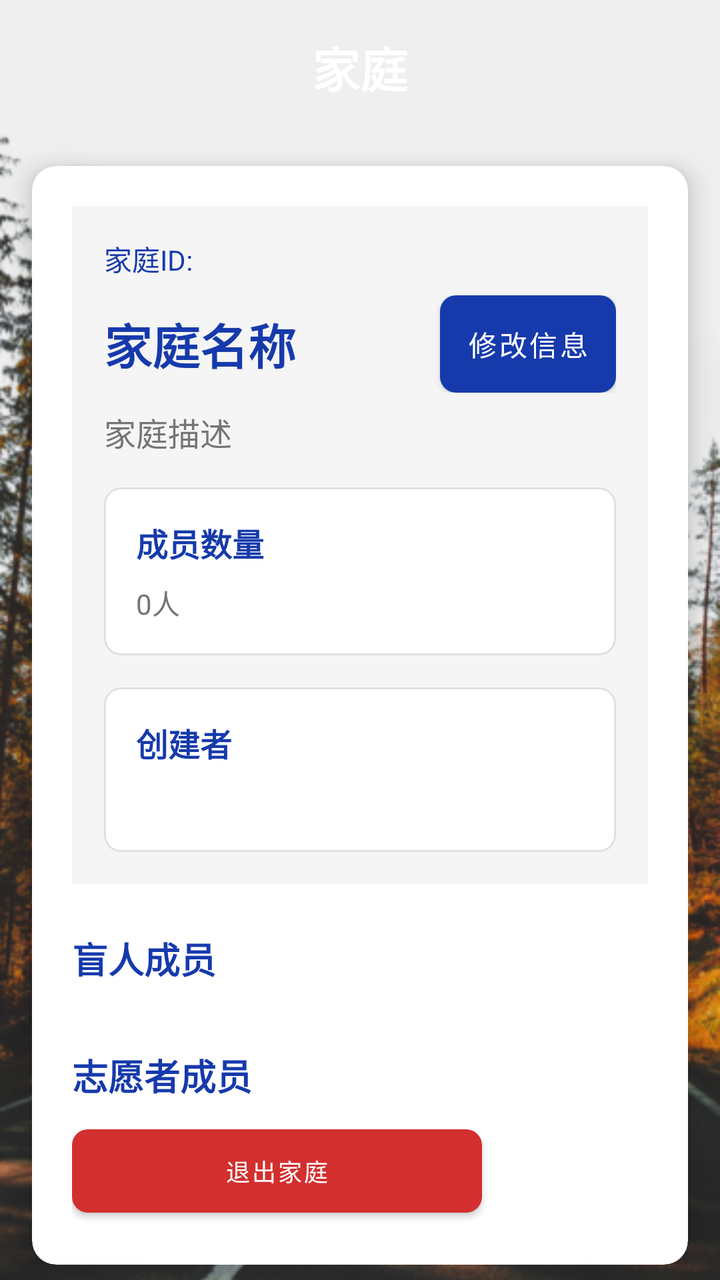
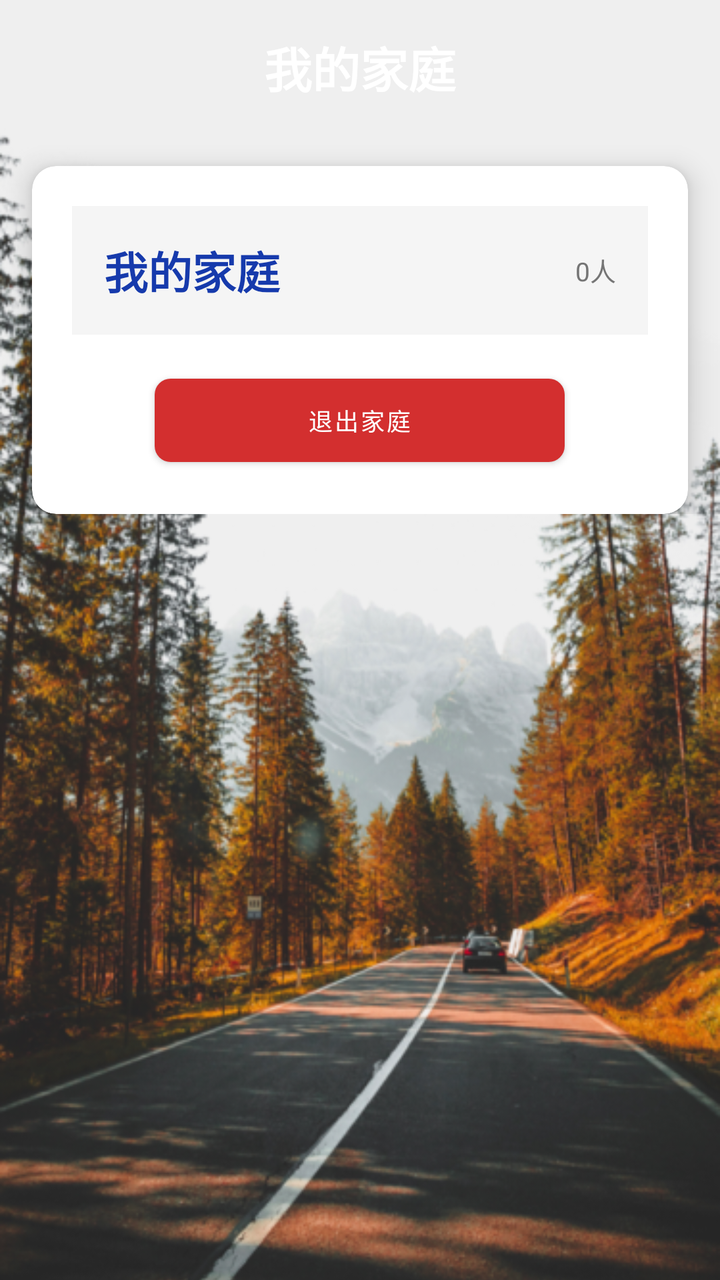

Two renders of the same Android screen: before a commit and after it. Below are the layout's source before the change and the commit's diff.
<!-- AndroidManifest.xml: application theme Theme.Shiwujie -->
<!-- res/layout/fragment_volunteer_family.xml -->
<?xml version="1.0" encoding="utf-8"?>
<androidx.constraintlayout.widget.ConstraintLayout xmlns:android="http://schemas.android.com/apk/res/android"
    xmlns:app="http://schemas.android.com/apk/res-auto"
    android:layout_width="match_parent"
    android:layout_height="match_parent">

    
    <ImageView
        android:layout_width="match_parent"
        android:layout_height="match_parent"
        android:scaleType="centerCrop"
        android:src="@drawable/background"
        app:layout_constraintBottom_toBottomOf="parent"
        app:layout_constraintEnd_toEndOf="parent"
        app:layout_constraintStart_toStartOf="parent"
        app:layout_constraintTop_toTopOf="parent" />

    
    <TextView
        android:id="@+id/tvTitle"
        android:layout_width="wrap_content"
        android:layout_height="wrap_content"
        android:layout_marginTop="16dp"
        android:text="家庭"
        android:textColor="@android:color/white"
        android:textSize="24sp"
        android:textStyle="bold"
        app:layout_constraintLeft_toLeftOf="parent"
        app:layout_constraintRight_toRightOf="parent"
        app:layout_constraintTop_toTopOf="parent" />

    
    <ScrollView
        android:layout_width="match_parent"
        android:layout_height="0dp"
        android:layout_marginTop="16dp"
        android:clipToPadding="false"
        android:paddingBottom="16dp"
        app:layout_constraintBottom_toBottomOf="parent"
        app:layout_constraintTop_toBottomOf="@id/tvTitle">

        <LinearLayout
            android:layout_width="match_parent"
            android:layout_height="wrap_content"
            android:orientation="vertical">

            
            <androidx.cardview.widget.CardView
                android:id="@+id/cardEmptyState"
                android:layout_width="match_parent"
                android:layout_height="wrap_content"
                android:layout_marginHorizontal="16dp"
                android:visibility="gone"
                app:cardCornerRadius="12dp"
                app:cardElevation="8dp">

                <LinearLayout
                    android:layout_width="match_parent"
                    android:layout_height="wrap_content"
                    android:gravity="center"
                    android:orientation="vertical"
                    android:padding="32dp">

                    <TextView
                        android:layout_width="wrap_content"
                        android:layout_height="wrap_content"
                        android:layout_marginBottom="24dp"
                        android:text="您还未加入任何家庭"
                        android:textColor="@android:color/black"
                        android:textSize="18sp"
                        android:textStyle="bold" />

                    
                    <Button
                        android:id="@+id/btnJoinFamily"
                        android:layout_width="match_parent"
                        android:layout_height="wrap_content"
                        android:layout_marginBottom="16dp"
                        android:background="@drawable/bg_button_primary"
                        android:padding="12dp"
                        android:text="加入家庭"
                        android:textColor="@android:color/white"
                        android:textSize="16sp" />

                    
                    <Button
                        android:id="@+id/btnCreateFamily"
                        android:layout_width="match_parent"
                        android:layout_height="wrap_content"
                        android:background="@drawable/bg_button_primary"
                        android:padding="12dp"
                        android:text="创建家庭"
                        android:textColor="@android:color/white"
                        android:textSize="16sp" />

                </LinearLayout>

            </androidx.cardview.widget.CardView>

            
            <androidx.cardview.widget.CardView
                android:id="@+id/cardFamilyInfo"
                android:layout_width="match_parent"
                android:layout_height="wrap_content"
                android:layout_marginHorizontal="16dp"
                android:layout_marginTop="16dp"
                app:cardCornerRadius="12dp"
                app:cardElevation="8dp">

                <LinearLayout
                    android:layout_width="match_parent"
                    android:layout_height="wrap_content"
                    android:orientation="vertical"
                    android:padding="20dp">

                    
                    <LinearLayout
                        android:layout_width="match_parent"
                        android:layout_height="wrap_content"
                        android:background="#F5F5F5"
                        android:orientation="vertical"
                        android:padding="16dp">

                        
                        <TextView
                            android:id="@+id/tvFamilyId"
                            android:layout_width="wrap_content"
                            android:layout_height="wrap_content"
                            android:layout_marginBottom="8dp"
                            android:text="家庭ID: "
                            android:textColor="#163AAC"
                            android:textSize="14sp" />

                        
                        <LinearLayout
                            android:layout_width="match_parent"
                            android:layout_height="wrap_content"
                            android:gravity="center_vertical"
                            android:orientation="horizontal">

                            
                            <TextView
                                android:id="@+id/tvFamilyName"
                                android:layout_width="0dp"
                                android:layout_height="wrap_content"
                                android:layout_weight="1"
                                android:text="家庭名称"
                                android:textColor="#163AAC"
                                android:textSize="24sp"
                                android:textStyle="bold" />

                            
                            <Button
                                android:id="@+id/btnEditFamily"
                                android:layout_width="wrap_content"
                                android:layout_height="wrap_content"
                                android:layout_marginStart="8dp"
                                android:background="@drawable/bg_button_primary"
                                android:padding="8dp"
                                android:text="修改信息"
                                android:textColor="@android:color/white" />
                        </LinearLayout>

                        
                        <TextView
                            android:id="@+id/tvFamilyDescription"
                            android:layout_width="wrap_content"
                            android:layout_height="wrap_content"
                            android:layout_marginTop="8dp"
                            android:text="家庭描述"
                            android:textColor="#757575"
                            android:textSize="16sp" />

                        
                        <LinearLayout
                            android:layout_width="match_parent"
                            android:layout_height="wrap_content"
                            android:layout_marginTop="16dp"
                            android:background="@drawable/bg_creator_info"
                            android:orientation="vertical"
                            android:padding="16dp">

                            <TextView
                                android:layout_width="wrap_content"
                                android:layout_height="wrap_content"
                                android:text="成员数量"
                                android:textColor="#163AAC"
                                android:textSize="16sp"
                                android:textStyle="bold" />

                            <TextView
                                android:id="@+id/tvMemberCount"
                                android:layout_width="wrap_content"
                                android:layout_height="wrap_content"
                                android:layout_marginTop="8dp"
                                android:text="0人"
                                android:textColor="#757575"
                                android:textSize="14sp" />
                        </LinearLayout>

                        
                        <LinearLayout
                            android:layout_width="match_parent"
                            android:layout_height="wrap_content"
                            android:layout_marginTop="16dp"
                            android:background="@drawable/bg_creator_info"
                            android:orientation="vertical"
                            android:padding="16dp">

                            <TextView
                                android:layout_width="wrap_content"
                                android:layout_height="wrap_content"
                                android:text="创建者"
                                android:textColor="#163AAC"
                                android:textSize="16sp"
                                android:textStyle="bold" />

                            <TextView
                                android:id="@+id/tvCreator"
                                android:layout_width="wrap_content"
                                android:layout_height="wrap_content"
                                android:layout_marginTop="8dp"
                                android:textColor="#757575"
                                android:textSize="14sp" />
                        </LinearLayout>
                    </LinearLayout>

                    
                    <LinearLayout
                        android:layout_width="match_parent"
                        android:layout_height="wrap_content"
                        android:layout_marginTop="24dp"
                        android:orientation="vertical">

                        
                        <TextView
                            android:layout_width="wrap_content"
                            android:layout_height="wrap_content"
                            android:text="盲人成员"
                            android:textColor="#163AAC"
                            android:textSize="18sp"
                            android:textStyle="bold" />

                        
                        <androidx.recyclerview.widget.RecyclerView
                            android:id="@+id/rvBlindMembers"
                            android:layout_width="match_parent"
                            android:layout_height="wrap_content"
                            android:layout_marginTop="8dp"
                            android:background="@drawable/bg_member_list"
                            android:nestedScrollingEnabled="false" />

                        
                        <TextView
                            android:layout_width="wrap_content"
                            android:layout_height="wrap_content"
                            android:layout_marginTop="24dp"
                            android:text="志愿者成员"
                            android:textColor="#163AAC"
                            android:textSize="18sp"
                            android:textStyle="bold" />

                        
                        <androidx.recyclerview.widget.RecyclerView
                            android:id="@+id/rvVolunteerMembers"
                            android:layout_width="match_parent"
                            android:layout_height="wrap_content"
                            android:layout_marginTop="8dp"
                            android:background="@drawable/bg_member_list"
                            android:nestedScrollingEnabled="false" />

                    </LinearLayout>
                    
                    <Button
                        android:id="@+id/btnDeleteFamily"
                        android:layout_width="match_parent"
                        android:layout_height="wrap_content"
                        android:text="解散家庭"
                        android:textColor="@android:color/white"
                        android:background="@color/red"
                        android:layout_marginTop="16dp"
                        android:visibility="gone" />

                    <Button
                        android:id="@+id/btnRemoveMembers"
                        android:layout_width="match_parent"
                        android:layout_height="wrap_content"
                        android:text="移除成员"
                        android:textColor="@android:color/white"
                        android:background="@drawable/bg_button_primary"
                        android:layout_marginTop="8dp"
                        android:visibility="gone" />

                    <com.google.android.material.button.MaterialButton
                        android:id="@+id/btnLeaveFamily"
                        android:layout_width="205dp"
                        android:layout_height="wrap_content"
                        android:gravity="center"
                        android:paddingHorizontal="30dp"
                        android:paddingVertical="12dp"
                        android:text="退出家庭"
                        android:textColor="@android:color/white"
                        android:textSize="12sp"
                        app:backgroundTint="@color/red"
                        app:cornerRadius="8dp" />

                </LinearLayout>
            </androidx.cardview.widget.CardView>

            
            <androidx.cardview.widget.CardView
                android:id="@+id/cardFamilyRequests"
                android:layout_width="match_parent"
                android:layout_height="wrap_content"
                android:layout_marginHorizontal="16dp"
                android:layout_marginTop="16dp"
                android:visibility="gone"
                app:cardCornerRadius="12dp"
                app:cardElevation="8dp">

                <LinearLayout
                    android:layout_width="match_parent"
                    android:layout_height="wrap_content"
                    android:orientation="vertical"
                    android:padding="16dp">

                    <TextView
                        android:layout_width="wrap_content"
                        android:layout_height="wrap_content"
                        android:layout_marginBottom="16dp"
                        android:text="加入申请"
                        android:textColor="#2196F3"
                        android:textSize="20sp"
                        android:textStyle="bold" />

                    <androidx.recyclerview.widget.RecyclerView
                        android:id="@+id/rvFamilyRequests"
                        android:layout_width="match_parent"
                        android:layout_height="wrap_content"
                        android:background="#F5F5F5"
                        android:nestedScrollingEnabled="false" />

                </LinearLayout>

            </androidx.cardview.widget.CardView>

        </LinearLayout>

    </ScrollView>

</androidx.constraintlayout.widget.ConstraintLayout>
<!-- resources referenced by this layout -->
<resources>
  <color name="red">#D32F2F</color>
  <!-- drawable background: png bitmap (drawable, 360633 bytes) -->
  <!-- drawable bg_button_primary (drawable) -->
  <?xml version="1.0" encoding="utf-8"?>
  <shape xmlns:android="http://schemas.android.com/apk/res/android">
      <solid android:color="@color/primary_blue" />
      <corners android:radius="8dp" />
  </shape>
  <!-- drawable bg_creator_info (drawable) -->
  <?xml version="1.0" encoding="utf-8"?>
  <shape xmlns:android="http://schemas.android.com/apk/res/android">
      <solid android:color="#FFFFFF" />
      <corners android:radius="8dp" />
      <stroke
          android:width="1dp"
          android:color="#E0E0E0" />
  </shape>
  <!-- drawable bg_member_list (drawable) -->
  <?xml version="1.0" encoding="utf-8"?>
  <shape xmlns:android="http://schemas.android.com/apk/res/android">
      <solid android:color="#FFFFFF" />
      <corners android:radius="8dp" />
      <stroke
          android:width="1dp"
          android:color="#E0E0E0" />
  </shape>
  <style name="Theme.Shiwujie" parent="Theme.MaterialComponents.DayNight.NoActionBar">
          <item name="colorPrimary">@color/primary_blue</item>
          <item name="colorPrimaryVariant">@color/primary_blue</item>
          <item name="colorOnPrimary">@color/white</item>
          
          <item name="colorSecondary">@color/primary_blue</item>
          <item name="colorSecondaryVariant">@color/primary_blue</item>
          <item name="colorOnSecondary">@color/black</item>
          
          <item name="android:statusBarColor">?attr/colorPrimaryVariant</item>
      </style>
  <color name="primary_blue">#163AAC</color>
  <color name="white">#FFFFFFFF</color>
  <color name="black">#FF000000</color>
</resources>

<!-- the commit's change to res/layout/fragment_volunteer_family.xml (unified diff, before → after) -->
@@ -21,7 +21,7 @@
         android:layout_width="wrap_content"
         android:layout_height="wrap_content"
         android:layout_marginTop="16dp"
-        android:text="家庭"
+        android:text="我的家庭"
         android:textColor="@android:color/white"
         android:textSize="24sp"
         android:textStyle="bold"
@@ -118,183 +118,63 @@
                         android:layout_width="match_parent"
                         android:layout_height="wrap_content"
                         android:background="#F5F5F5"
-                        android:orientation="vertical"
+                        android:gravity="center_vertical"
+                        android:orientation="horizontal"
                         android:padding="16dp">
 
-                        
                         <TextView
-                            android:id="@+id/tvFamilyId"
+                            android:layout_width="0dp"
+                            android:layout_height="wrap_content"
+                            android:layout_weight="1"
+                            android:text="我的家庭"
+                            android:textColor="#163AAC"
+                            android:textSize="22sp"
+                            android:textStyle="bold" />
+
+                        <TextView
+                            android:id="@+id/tvMemberCount"
                             android:layout_width="wrap_content"
                             android:layout_height="wrap_content"
-                            android:layout_marginBottom="8dp"
-                            android:text="家庭ID: "
-                            android:textColor="#163AAC"
-                            android:textSize="14sp" />
-
-                        
-                        <LinearLayout
-                            android:layout_width="match_parent"
-                            android:layout_height="wrap_content"
-                            android:gravity="center_vertical"
-                            android:orientation="horizontal">
-
-                            
-                            <TextView
-                                android:id="@+id/tvFamilyName"
-                                android:layout_width="0dp"
-                                android:layout_height="wrap_content"
-                                android:layout_weight="1"
-                                android:text="家庭名称"
-                                android:textColor="#163AAC"
-                                android:textSize="24sp"
-                                android:textStyle="bold" />
-
-                            
-                            <Button
-                                android:id="@+id/btnEditFamily"
-                                android:layout_width="wrap_content"
-                                android:layout_height="wrap_content"
-                                android:layout_marginStart="8dp"
-                                android:background="@drawable/bg_button_primary"
-                                android:padding="8dp"
-                                android:text="修改信息"
-                                android:textColor="@android:color/white" />
-                        </LinearLayout>
-
-                        
-                        <TextView
-                            android:id="@+id/tvFamilyDescription"
-                            android:layout_width="wrap_content"
-                            android:layout_height="wrap_content"
-                            android:layout_marginTop="8dp"
-                            android:text="家庭描述"
+                            android:text="0人"
                             android:textColor="#757575"
-                            android:textSize="16sp" />
-
-                        
-                        <LinearLayout
-                            android:layout_width="match_parent"
-                            android:layout_height="wrap_content"
-                            android:layout_marginTop="16dp"
-                            android:background="@drawable/bg_creator_info"
-                            android:orientation="vertical"
-                            android:padding="16dp">
-
-                            <TextView
-                                android:layout_width="wrap_content"
-                                android:layout_height="wrap_content"
-                                android:text="成员数量"
-                                android:textColor="#163AAC"
-                                android:textSize="16sp"
-                                android:textStyle="bold" />
-
-                            <TextView
-                                android:id="@+id/tvMemberCount"
-                                android:layout_width="wrap_content"
-                                android:layout_height="wrap_content"
-                                android:layout_marginTop="8dp"
-                                android:text="0人"
-                                android:textColor="#757575"
-                                android:textSize="14sp" />
-                        </LinearLayout>
-
-                        
-                        <LinearLayout
-                            android:layout_width="match_parent"
-                            android:layout_height="wrap_content"
-                            android:layout_marginTop="16dp"
-                            android:background="@drawable/bg_creator_info"
-                            android:orientation="vertical"
-                            android:padding="16dp">
-
-                            <TextView
-                                android:layout_width="wrap_content"
-                                android:layout_height="wrap_content"
-                                android:text="创建者"
-                                android:textColor="#163AAC"
-                                android:textSize="16sp"
-                                android:textStyle="bold" />
-
-                            <TextView
-                                android:id="@+id/tvCreator"
-                                android:layout_width="wrap_content"
-                                android:layout_height="wrap_content"
-                                android:layout_marginTop="8dp"
-                                android:textColor="#757575"
-                                android:textSize="14sp" />
-                        </LinearLayout>
+                            android:textSize="13sp" />
                     </LinearLayout>
 
                     
-                    <LinearLayout
+                    <androidx.recyclerview.widget.RecyclerView
+                        android:id="@+id/rvFamilyMembers"
                         android:layout_width="match_parent"
                         android:layout_height="wrap_content"
-                        android:layout_marginTop="24dp"
-                        android:orientation="vertical">
+                        android:layout_marginTop="16dp"
+                        android:background="@drawable/bg_member_list"
+                        android:nestedScrollingEnabled="false" />
 
-                        
-                        <TextView
-                            android:layout_width="wrap_content"
-                            android:layout_height="wrap_content"
-                            android:text="盲人成员"
-                            android:textColor="#163AAC"
-                            android:textSize="18sp"
-                            android:textStyle="bold" />
-
-                        
-                        <androidx.recyclerview.widget.RecyclerView
-                            android:id="@+id/rvBlindMembers"
-                            android:layout_width="match_parent"
-                            android:layout_height="wrap_content"
-                            android:layout_marginTop="8dp"
-                            android:background="@drawable/bg_member_list"
-                            android:nestedScrollingEnabled="false" />
-
-                        
-                        <TextView
-                            android:layout_width="wrap_content"
-                            android:layout_height="wrap_content"
-                            android:layout_marginTop="24dp"
-                            android:text="志愿者成员"
-                            android:textColor="#163AAC"
-                            android:textSize="18sp"
-                            android:textStyle="bold" />
-
-                        
-                        <androidx.recyclerview.widget.RecyclerView
-                            android:id="@+id/rvVolunteerMembers"
-                            android:layout_width="match_parent"
-                            android:layout_height="wrap_content"
-                            android:layout_marginTop="8dp"
-                            android:background="@drawable/bg_member_list"
-                            android:nestedScrollingEnabled="false" />
-
-                    </LinearLayout>
                     
                     <Button
                         android:id="@+id/btnDeleteFamily"
                         android:layout_width="match_parent"
                         android:layout_height="wrap_content"
+                        android:layout_marginTop="16dp"
+                        android:background="@color/red"
                         android:text="解散家庭"
                         android:textColor="@android:color/white"
-                        android:background="@color/red"
-                        android:layout_marginTop="16dp"
                         android:visibility="gone" />
 
                     <Button
                         android:id="@+id/btnRemoveMembers"
                         android:layout_width="match_parent"
                         android:layout_height="wrap_content"
+                        android:layout_marginTop="8dp"
+                        android:background="@drawable/bg_button_primary"
                         android:text="移除成员"
                         android:textColor="@android:color/white"
-                        android:background="@drawable/bg_button_primary"
-                        android:layout_marginTop="8dp"
                         android:visibility="gone" />
 
                     <com.google.android.material.button.MaterialButton
                         android:id="@+id/btnLeaveFamily"
                         android:layout_width="205dp"
                         android:layout_height="wrap_content"
+                        android:layout_gravity="center_horizontal"
                         android:gravity="center"
                         android:paddingHorizontal="30dp"
                         android:paddingVertical="12dp"
@@ -307,43 +187,6 @@
                 </LinearLayout>
             </androidx.cardview.widget.CardView>
 
-            
-            <androidx.cardview.widget.CardView
-                android:id="@+id/cardFamilyRequests"
-                android:layout_width="match_parent"
-                android:layout_height="wrap_content"
-                android:layout_marginHorizontal="16dp"
-                android:layout_marginTop="16dp"
-                android:visibility="gone"
-                app:cardCornerRadius="12dp"
-                app:cardElevation="8dp">
-
-                <LinearLayout
-                    android:layout_width="match_parent"
-                    android:layout_height="wrap_content"
-                    android:orientation="vertical"
-                    android:padding="16dp">
-
-                    <TextView
-                        android:layout_width="wrap_content"
-                        android:layout_height="wrap_content"
-                        android:layout_marginBottom="16dp"
-                        android:text="加入申请"
-                        android:textColor="#2196F3"
-                        android:textSize="20sp"
-                        android:textStyle="bold" />
-
-                    <androidx.recyclerview.widget.RecyclerView
-                        android:id="@+id/rvFamilyRequests"
-                        android:layout_width="match_parent"
-                        android:layout_height="wrap_content"
-                        android:background="#F5F5F5"
-                        android:nestedScrollingEnabled="false" />
-
-                </LinearLayout>
-
-            </androidx.cardview.widget.CardView>
-
         </LinearLayout>
 
     </ScrollView>
<!-- resource entries referenced after the edit -->
@@ -7,15 +7,6 @@
   <shape xmlns:android="http://schemas.android.com/apk/res/android">
       <solid android:color="@color/primary_blue" />
       <corners android:radius="8dp" />
-  </shape>
-  <!-- drawable bg_creator_info (drawable) -->
-  <?xml version="1.0" encoding="utf-8"?>
-  <shape xmlns:android="http://schemas.android.com/apk/res/android">
-      <solid android:color="#FFFFFF" />
-      <corners android:radius="8dp" />
-      <stroke
-          android:width="1dp"
-          android:color="#E0E0E0" />
   </shape>
   <!-- drawable bg_member_list (drawable) -->
   <?xml version="1.0" encoding="utf-8"?>
